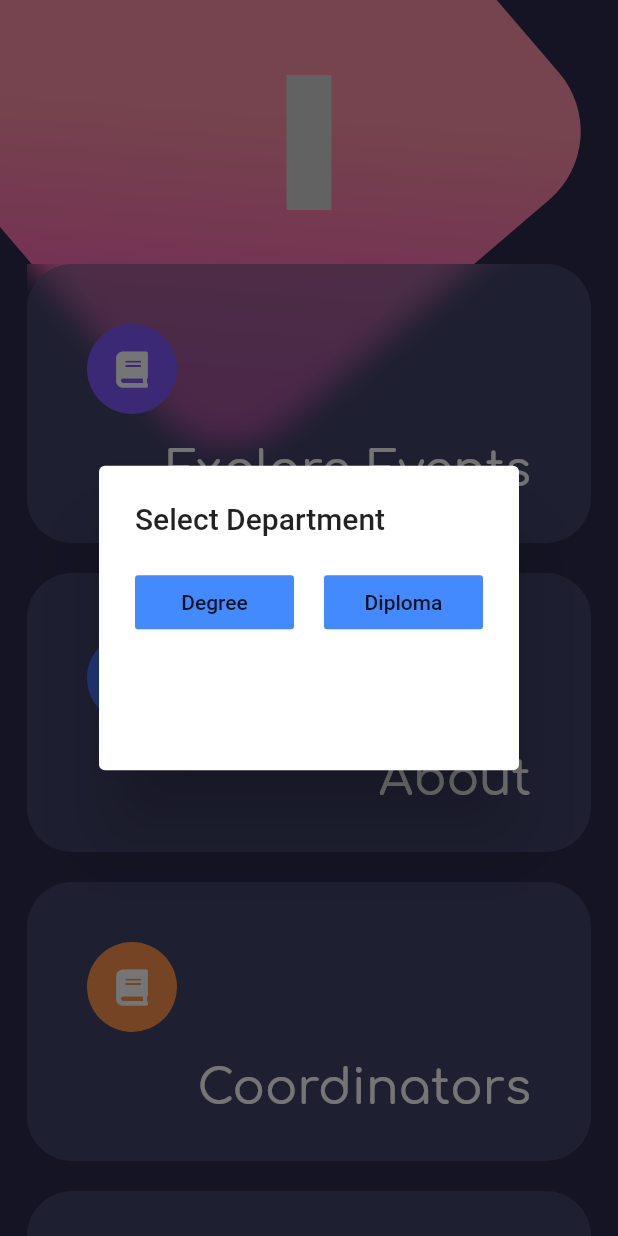
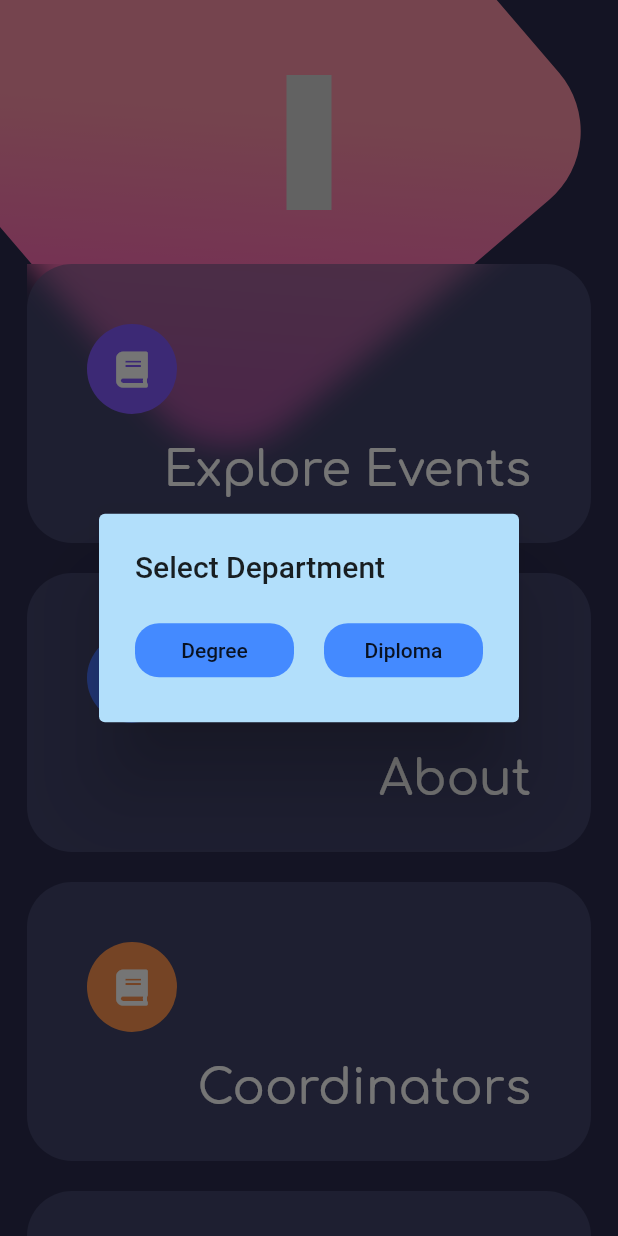
Before and after one commit to vyasn30/Veyg_2020_App, a Flutter app: the HomePage screen opened directly, after a tap on "Explore Events", on a phone screen of 412 x 824 dp. Run offline on Flutter 3.47's test engine with Material 2 defaults, Android fonts, the phone set to English and light mode, and no system bars; our stand-ins replace animated_text_kit, font_awesome_flutter, google_fonts, photo_view; missing offline and left inert: flip_panel, folding_cell, nice_button, timeline_list; Roboto replaces fonts that are missing (Slabo).

Commit message:
added colors

```diff
--- a/lib/pages/homepage.dart
+++ b/lib/pages/homepage.dart
@@ -6,16 +6,19 @@ import 'package:flutter/cupertino.dart';
 import 'package:flutter/material.dart';
 import 'package:font_awesome_flutter/font_awesome_flutter.dart';
 import 'package:google_fonts/google_fonts.dart';
-import 'package:veyg_2020/pages/about/about.dart';
 import 'package:veyg_2020/pages/coordinators.dart';
 import 'package:veyg_2020/pages/department_page.dart';
 import 'package:veyg_2020/pages/gallery/vegy2019.dart';
 import 'package:veyg_2020/pages/timeline/schedulr.dart';
-import 'package:flutter_awesome_alert_box/flutter_awesome_alert_box.dart';
 
 import 'department_page.dart';
 
 final digits = [0, 1, 2, 3, 4, 5, 6, 7, 8, 9];
+
+class DeptSelect {
+  final int idNum;
+  DeptSelect(this.idNum);
+}
 
 class HomePage extends StatefulWidget {
   @override
@@ -99,18 +102,24 @@ class _HomePageState extends State<HomePage> {
                           showDialog(
                             context: context,
                             child: AlertDialog(
+                              backgroundColor: Color(0xFFb2dffb),
                               title: Text("Select Department"),
                               content: Row(
                                 children: <Widget>[
                                   Expanded(
                                     flex: 1,
                                     child: FlatButton(
+                                      shape: RoundedRectangleBorder(
+                                          borderRadius:
+                                              BorderRadius.circular(16)),
                                       onPressed: () {
                                         Navigator.push(
                                             context,
                                             MaterialPageRoute(
                                                 builder: (context) =>
-                                                    DepartmentPage()));
+                                                    DepartmentPage(
+                                                      deptSelect: DeptSelect(1),
+                                                    )));
                                       },
                                       child: Text("Degree"),
                                       color: Colors.blueAccent,
@@ -122,24 +131,24 @@ class _HomePageState extends State<HomePage> {
                                   Expanded(
                                     flex: 1,
                                     child: FlatButton(
-                                      onPressed: () {},
+                                      shape: RoundedRectangleBorder(
+                                          borderRadius:
+                                              BorderRadius.circular(16)),
+                                      onPressed: () {
+                                        Navigator.push(
+                                            context,
+                                            MaterialPageRoute(
+                                                builder: (context) =>
+                                                    DepartmentPage(
+                                                      deptSelect: DeptSelect(2),
+                                                    )));
+                                      },
                                       child: Text("Diploma"),
                                       color: Colors.blueAccent,
                                     ),
                                   ),
                                 ],
                               ),
-                              actions: <Widget>[
-                                FlatButton(
-                                    onPressed: () {
-                                      Navigator.push(
-                                          context,
-                                          MaterialPageRoute(
-                                              builder: (context) =>
-                                                  DepartmentPage()));
-                                    },
-                                    child: null)
-                              ],
                             ),
                           );
                         },
--- a/lib/services/event_data_service.dart
+++ b/lib/services/event_data_service.dart
@@ -7,7 +7,10 @@ class EventDataService {
   static List<EventDetail> data;
 
   static fetchData() async {
-    var url = 'http://rajpar29.pythonanywhere.com/veyg';
+    var url;
+
+    url = 'http://rajpar29.pythonanywhere.com/veyg';
+
     try {
       var response = await http.get(url);
       if (response.statusCode == 200) {
--- a/pubspec.yaml
+++ b/pubspec.yaml
@@ -33,6 +33,9 @@ dependencies:
   photo_view: ^0.9.1
   timeline_list: ^0.0.5
   flutter_awesome_alert_box: ^1.0.1
+  nice_button: ^0.1.7
+
+
 
 
 
```
Also changed, not shown: lib/data/department_data.dart (+42 -1 lines), lib/pages/department_page.dart (+12 -2 lines), lib/pages/event_detail.dart (+7 -5 lines), lib/pages/events_page.dart (+18 -1 lines), assets/department_images/dpnontech.jpg (added), assets/department_images/dptech.jpg (added), assets/department_images/robotics.jpg (added), pubspec.lock.
